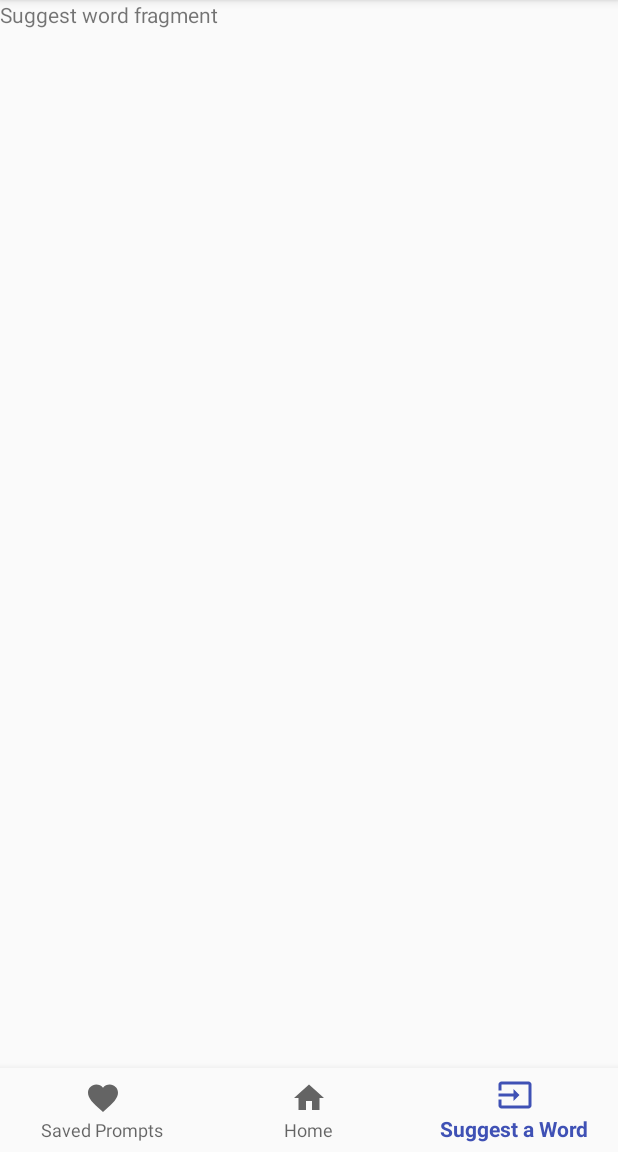
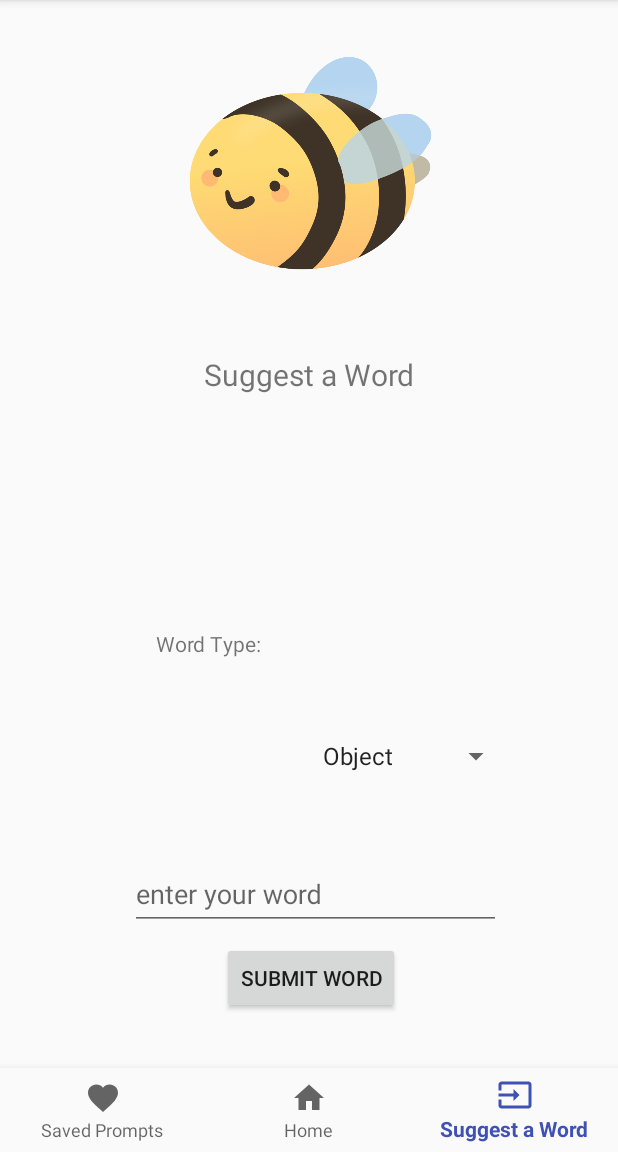
Before and after one commit to eohsiek/Bumble, an Android app: the screen it shows after launch (MainActivity), item 3 of the bottom bar chosen, on a phone screen of 412 x 824 dp, the part 84-1236 px from its top. Run offline under Robolectric (Android 15) with nearby library versions, the light colour scheme and no system bars; pictures from the network do not load.

Commit message:
rough layout for suggest a word

```diff
--- a/app/src/main/java/com/example/android/bumble/MainActivity.java
+++ b/app/src/main/java/com/example/android/bumble/MainActivity.java
@@ -63,7 +63,6 @@ public class MainActivity extends AppCompatActivity{
         promptInfo.putString("promptType", buttonText);
         promptFragment.setArguments(promptInfo);
 
-        navigation.getMenu().setGroupCheckable(0,false, true);
         fragmentManager.beginTransaction().replace(R.id.main_container, promptFragment, "promptFragment").commit();
     }
 
--- a/app/src/main/java/com/example/android/bumble/PromptFragment.java
+++ b/app/src/main/java/com/example/android/bumble/PromptFragment.java
@@ -67,9 +67,6 @@ public class PromptFragment extends Fragment  {
 
         SharedPreferences preferences = this.getActivity().getSharedPreferences(USER_SETTINGS, Context.MODE_PRIVATE);
         mService = ApiUtils.getPromptService();
-
-        BottomNavigationView navigation = getActivity().findViewById(R.id.navigation);
-        navigation.getMenu().setGroupCheckable(0,true, true);
 
         promptType = getArguments().getString("promptType");
         title = view.findViewById(R.id.title);
--- a/app/src/main/java/com/example/android/bumble/SuggestWordFragment.java
+++ b/app/src/main/java/com/example/android/bumble/SuggestWordFragment.java
@@ -6,6 +6,8 @@ import android.support.v4.app.Fragment;
 import android.view.LayoutInflater;
 import android.view.View;
 import android.view.ViewGroup;
+import android.widget.ArrayAdapter;
+import android.widget.Spinner;
 
 
 /**
@@ -23,7 +25,15 @@ public class SuggestWordFragment extends Fragment {
     public View onCreateView(LayoutInflater inflater, ViewGroup container,
                              Bundle savedInstanceState) {
         // Inflate the layout for this fragment
-        return inflater.inflate(R.layout.fragment_suggest_word, container, false);
+        View view = inflater.inflate(R.layout.fragment_suggest_word, container, false);
+
+        Spinner spinner = (Spinner) view.findViewById(R.id.wordtype_spinner);
+        ArrayAdapter<CharSequence> adapter = ArrayAdapter.createFromResource(this.getActivity(),
+                R.array.wordtype_array, android.R.layout.simple_spinner_item);
+        adapter.setDropDownViewResource(android.R.layout.simple_spinner_dropdown_item);
+        spinner.setAdapter(adapter);
+
+        return view;
     }
 
 }
--- a/app/src/main/res/layout/fragment_suggest_word.xml
+++ b/app/src/main/res/layout/fragment_suggest_word.xml
@@ -1,14 +1,92 @@
 <?xml version="1.0" encoding="utf-8"?>
-<FrameLayout xmlns:android="http://schemas.android.com/apk/res/android"
+<android.support.constraint.ConstraintLayout xmlns:android="http://schemas.android.com/apk/res/android"
+    xmlns:app="http://schemas.android.com/apk/res-auto"
     xmlns:tools="http://schemas.android.com/tools"
     android:layout_width="match_parent"
     android:layout_height="match_parent"
     tools:context=".SuggestWordFragment">
 
-    <!-- TODO: Update blank fragment layout -->
+    <ImageView
+        android:id="@+id/imageView"
+        android:layout_width="175dp"
+        android:layout_height="148dp"
+        android:layout_marginEnd="8dp"
+        android:layout_marginRight="8dp"
+        android:layout_marginTop="36dp"
+        app:layout_constraintEnd_toEndOf="parent"
+        app:layout_constraintHorizontal_bias="0.522"
+        app:layout_constraintStart_toStartOf="parent"
+        app:layout_constraintTop_toTopOf="parent"
+        app:srcCompat="@drawable/bumble" />
+
     <TextView
         android:layout_width="match_parent"
-        android:layout_height="match_parent"
-        android:text="Suggest word fragment" />
+        android:layout_height="33dp"
+        android:layout_marginTop="52dp"
+        android:gravity="center_horizontal"
+        android:text="Suggest a Word"
+        android:textSize="20dp"
+        app:layout_constraintEnd_toEndOf="parent"
+        app:layout_constraintHorizontal_bias="0.0"
+        app:layout_constraintStart_toStartOf="parent"
+        app:layout_constraintTop_toBottomOf="@+id/imageView" />
 
-</FrameLayout>
+    <TextView
+        android:id="@+id/textView2"
+        android:layout_width="wrap_content"
+        android:layout_height="wrap_content"
+        android:layout_marginLeft="104dp"
+        android:layout_marginStart="104dp"
+        android:text="Word Type:"
+        app:layout_constraintBottom_toBottomOf="parent"
+        app:layout_constraintStart_toStartOf="parent"
+        app:layout_constraintTop_toTopOf="parent"
+        app:layout_constraintVertical_bias="0.605" />
+
+    <Spinner
+        android:id="@+id/wordtype_spinner"
+        android:layout_width="wrap_content"
+        android:layout_height="wrap_content"
+        android:layout_marginBottom="48dp"
+        android:layout_marginEnd="8dp"
+        android:layout_marginLeft="8dp"
+        android:layout_marginRight="8dp"
+        android:layout_marginStart="8dp"
+        app:layout_constraintBottom_toTopOf="@+id/textInputLayout"
+        app:layout_constraintEnd_toEndOf="parent"
+        app:layout_constraintHorizontal_bias="0.289"
+        app:layout_constraintStart_toEndOf="@+id/textView2" />
+
+    <android.support.design.widget.TextInputLayout
+        android:id="@+id/textInputLayout"
+        android:layout_width="247dp"
+        android:layout_height="wrap_content"
+        android:layout_marginBottom="8dp"
+        android:layout_marginLeft="8dp"
+        android:layout_marginStart="8dp"
+        android:layout_marginTop="60dp"
+        app:layout_constraintBottom_toTopOf="@+id/button2"
+        app:layout_constraintEnd_toEndOf="parent"
+        app:layout_constraintHorizontal_bias="0.503"
+        app:layout_constraintStart_toStartOf="parent"
+        app:layout_constraintTop_toBottomOf="@+id/textView2"
+        app:layout_constraintVertical_bias="1.0">
+
+        <android.support.design.widget.TextInputEditText
+            android:layout_width="match_parent"
+            android:layout_height="wrap_content"
+            android:hint="enter your word" />
+    </android.support.design.widget.TextInputLayout>
+
+    <Button
+        android:id="@+id/button2"
+        android:layout_width="wrap_content"
+        android:layout_height="wrap_content"
+        android:layout_marginBottom="36dp"
+        android:layout_marginLeft="148dp"
+        android:layout_marginStart="148dp"
+        android:text="Submit Word"
+        app:layout_constraintBottom_toBottomOf="parent"
+        app:layout_constraintStart_toStartOf="parent" />
+
+</android.support.constraint.ConstraintLayout>
--- a/app/src/main/res/values/strings.xml
+++ b/app/src/main/res/values/strings.xml
@@ -9,6 +9,12 @@
     <string name="title_activity_suggest_word">SuggestWord</string>
     <string name="title_activity_saved_prompts">SavedPrompts</string>
 
-    <!-- TODO: Remove or change this placeholder text -->
-    <string name="hello_blank_fragment">Hello blank fragment</string>
+
+    <string-array name="wordtype_array">
+        <item>Object</item>
+        <item>Character</item>
+        <item>Place</item>
+        <item>Verb</item>
+        <item>Adverb</item>
+    </string-array>
 </resources>
```
